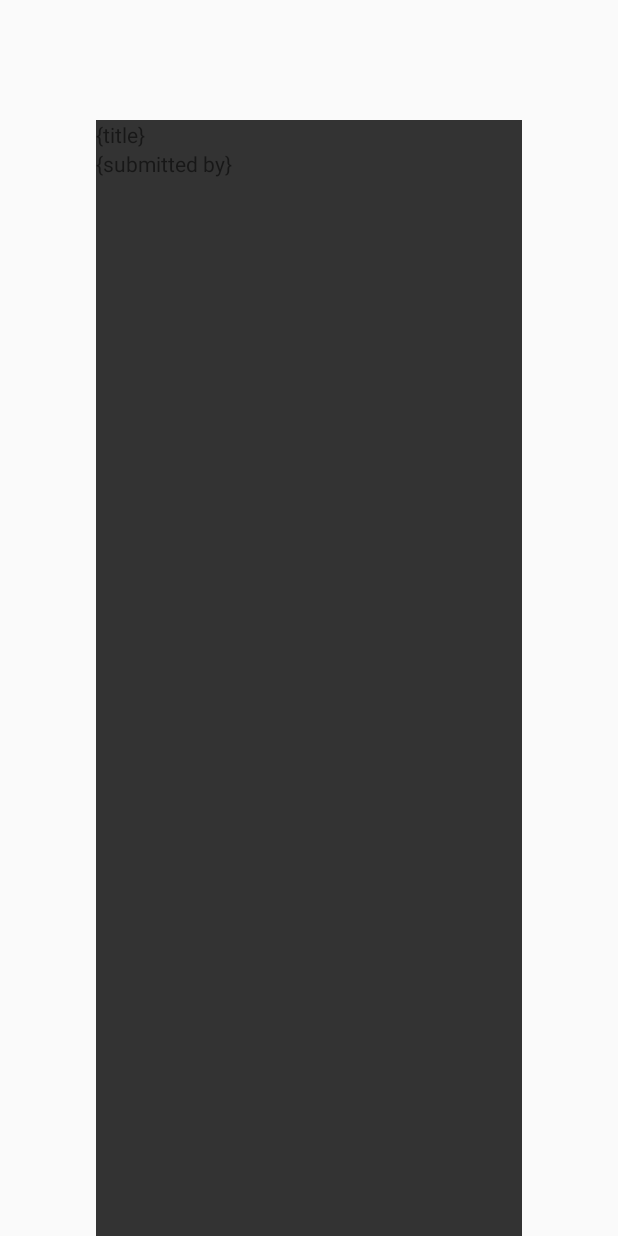
After one commit to ITVlab/SubChannel, an Android app: the layout activity_program_info.xml on its own in the app's theme, with its tools: preview values and no code run, on a phone screen of 412 x 824 dp. The commit adds this screen. Run offline under Robolectric (Android 15) with nearby library versions, the phone set to English and light mode, and no system bars.

Commit message:
Introduces panel into tv channels

```diff
--- a/app/src/main/java/news/androidtv/subchannel/services/SubredditJobService.java
+++ b/app/src/main/java/news/androidtv/subchannel/services/SubredditJobService.java
@@ -171,7 +171,7 @@ public class SubredditJobService extends EpgSyncJobService {
             }
             // Post each video separately
             programList.add(new Program.Builder()
-                    .setTitle("Hottest Posts")
+                    .setTitle("Hot on /r/" + subreddit)
                     .setThumbnailUri(s.getThumbnail())
                     .setDescription("The most upvoted posts currently on /r/" + subreddit)
                     .setInternalProviderData(data)
--- /dev/null
+++ b/app/src/main/res/anim/side_panel_enter.xml
@@ -0,0 +1,13 @@
+<?xml version="1.0" encoding="utf-8"?>
+<set xmlns:android="http://schemas.android.com/apk/res/android">
+    <translate
+        android:duration="@integer/side_panel_anim_duration_ms"
+        android:fromXDelta="10%"
+        android:interpolator="@android:interpolator/linear_out_slow_in"
+        android:toXDelta="0%" />
+    <alpha
+        android:duration="@integer/side_panel_anim_duration_ms"
+        android:fromAlpha="0.0"
+        android:interpolator="@android:interpolator/linear_out_slow_in"
+        android:toAlpha="1.0" />
+</set>
--- /dev/null
+++ b/app/src/main/res/anim/side_panel_exit.xml
@@ -0,0 +1,13 @@
+<?xml version="1.0" encoding="utf-8"?>
+<set xmlns:android="http://schemas.android.com/apk/res/android">
+    <translate
+        android:duration="@integer/side_panel_anim_duration_ms"
+        android:fromXDelta="0%"
+        android:interpolator="@android:interpolator/fast_out_linear_in"
+        android:toXDelta="10%" />
+    <alpha
+        android:duration="@integer/side_panel_anim_duration_ms"
+        android:fromAlpha="1.0"
+        android:interpolator="@android:interpolator/fast_out_linear_in"
+        android:toAlpha="0.0" />
+</set>
--- /dev/null
+++ b/app/src/main/res/layout/activity_program_info.xml
@@ -0,0 +1,23 @@
+<?xml version="1.0" encoding="utf-8"?>
+<LinearLayout xmlns:android="http://schemas.android.com/apk/res/android"
+    android:orientation="vertical" android:layout_width="match_parent"
+    android:layout_marginLeft="64dp"
+    android:layout_marginRight="64dp"
+    android:layout_marginTop="80dp"
+    android:background="@color/dark_grey"
+    android:layout_height="match_parent">
+    <ImageView
+        android:layout_width="wrap_content"
+        android:visibility="gone"
+        android:layout_height="wrap_content" />
+    <TextView
+        android:layout_width="match_parent"
+        android:id="@+id/info_title"
+        android:text="{title}"
+        android:layout_height="wrap_content" />
+    <TextView
+        android:layout_width="match_parent"
+        android:id="@+id/info_submitted"
+        android:text="{submitted by}"
+        android:layout_height="wrap_content" />
+</LinearLayout>
--- a/app/src/main/res/values/colors.xml
+++ b/app/src/main/res/values/colors.xml
@@ -4,4 +4,5 @@
     <color name="colorPrimaryDark">#E65100</color>
     <color name="colorAccent">#1DE9B6</color>
     <color name="dark_orange">#D84315</color>
+    <color name="dark_grey">#333333</color>
 </resources>
--- /dev/null
+++ b/app/src/main/res/values/integers.xml
@@ -0,0 +1,4 @@
+<?xml version="1.0" encoding="utf-8"?>
+<resources>
+    <integer name="side_panel_anim_duration_ms">500</integer>
+</resources>
--- a/app/src/main/res/values/styles.xml
+++ b/app/src/main/res/values/styles.xml
@@ -8,4 +8,14 @@
         <item name="colorAccent">@color/colorAccent</item>
     </style>
 
+    <style name="Theme.Panel" parent="@android:style/Theme.Material.Panel">
+        <item name="android:windowElevation">@dimen/side_panel_elevation</item>
+        <item name="android:windowBackground">@color/dark_grey</item>
+        <item name="android:windowAnimationStyle">@style/side_panel_animation</item>
+    </style>
+
+    <style name="side_panel_animation">
+        <item name="android:windowEnterAnimation">@anim/side_panel_enter</item>
+        <item name="android:windowExitAnimation">@anim/side_panel_exit</item>
+    </style>
 </resources>
```
Also changed, not shown: app/src/main/AndroidManifest.xml (+11 -0 lines), app/src/main/java/news/androidtv/subchannel/activities/ProgramInfoActivity.java (+27 -3 lines), app/src/main/java/news/androidtv/subchannel/services/TifPlaybackService.java (+8 -6 lines), app/src/main/res/values/dimens.xml (+13 -0 lines).
